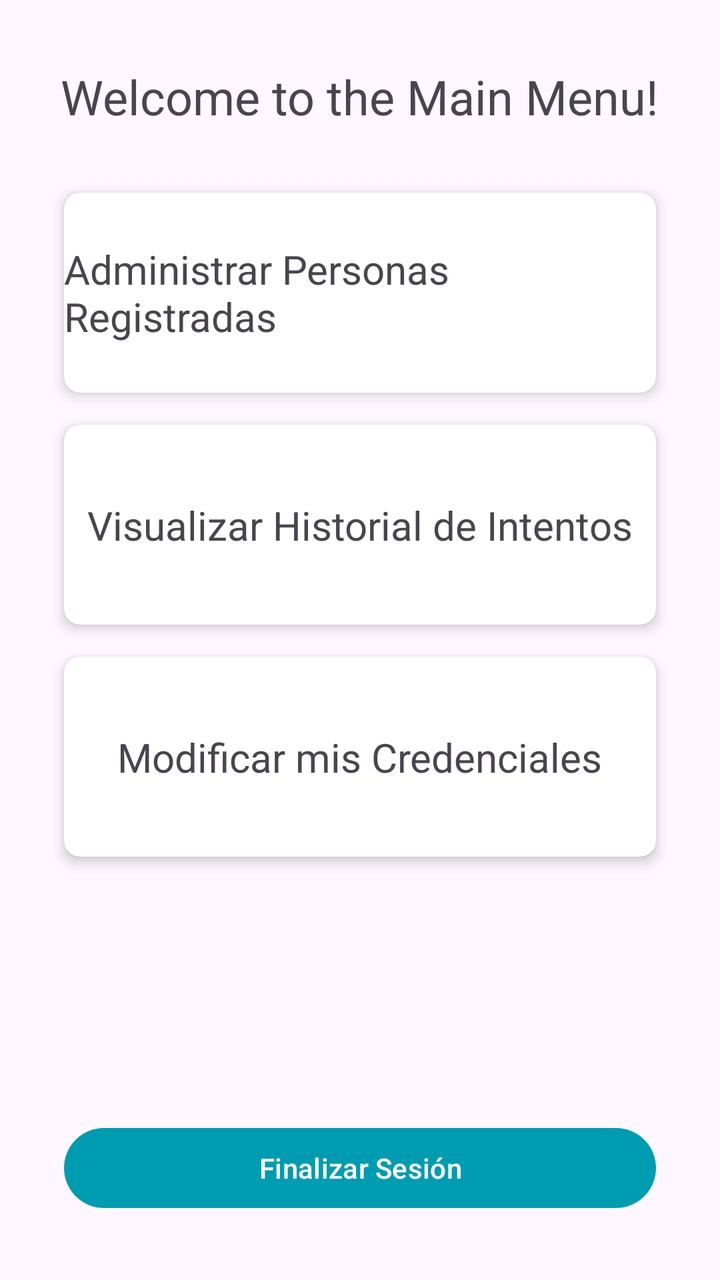
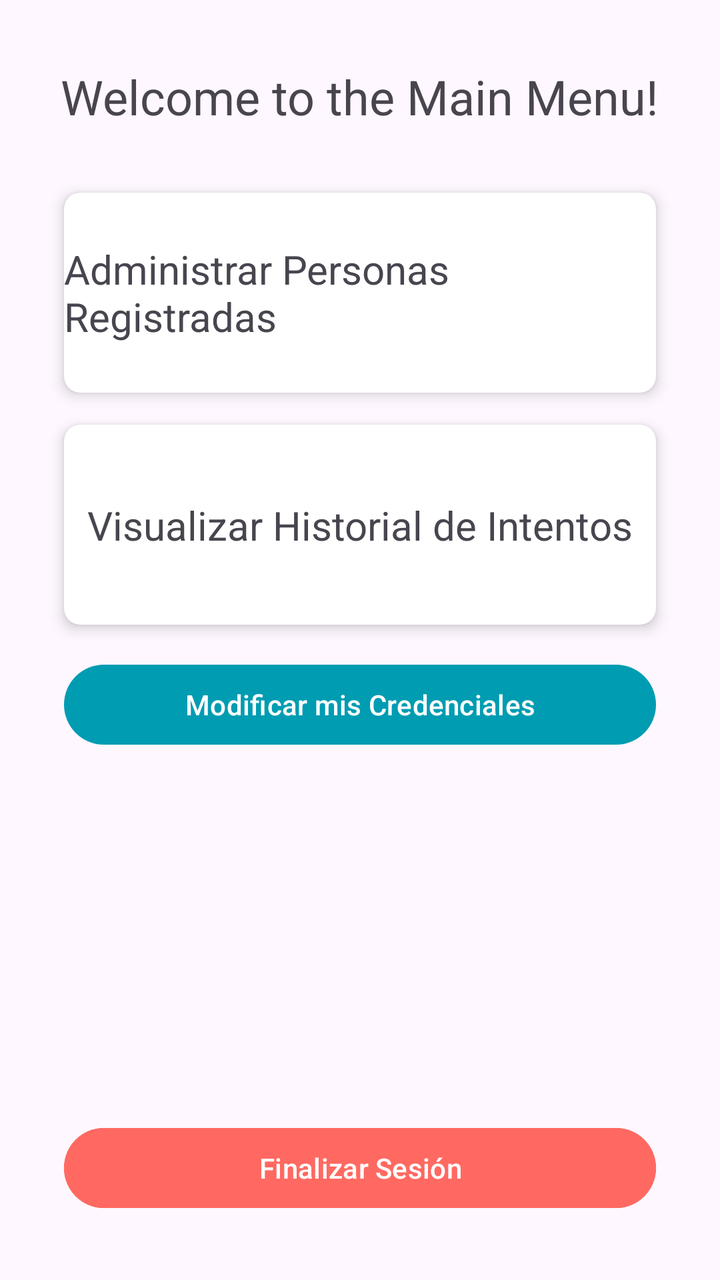

Before-and-after screenshots of an Android layout around one commit, followed by the original layout XML and the change that was made.
<!-- AndroidManifest.xml: application theme Theme.ImagePicker -->
<!-- res/layout/activity_main_menu.xml -->
<?xml version="1.0" encoding="utf-8"?>
<androidx.constraintlayout.widget.ConstraintLayout xmlns:android="http://schemas.android.com/apk/res/android"
    xmlns:app="http://schemas.android.com/apk/res-auto"
    xmlns:tools="http://schemas.android.com/tools"
    android:layout_width="match_parent"
    android:layout_height="match_parent"
    android:fitsSystemWindows="true"
    tools:context=".MainMenuActivity">

    <TextView
        android:id="@+id/welcome_text"
        android:layout_width="wrap_content"
        android:layout_height="wrap_content"
        android:layout_marginTop="32dp"
        android:text="Welcome to the Main Menu!"
        android:textSize="24sp"
        app:layout_constraintEnd_toEndOf="parent"
        app:layout_constraintStart_toStartOf="parent"
        app:layout_constraintTop_toTopOf="parent" />

    <androidx.cardview.widget.CardView
        android:id="@+id/manage_faces_card"
        android:layout_width="0dp"
        android:layout_height="100dp"
        android:layout_marginStart="32dp"
        android:layout_marginTop="32dp"
        android:layout_marginEnd="32dp"
        app:cardCornerRadius="8dp"
        app:cardElevation="4dp"
        app:layout_constraintEnd_toEndOf="parent"
        app:layout_constraintStart_toStartOf="parent"
        app:layout_constraintTop_toBottomOf="@+id/welcome_text">

        <androidx.constraintlayout.widget.ConstraintLayout
            android:layout_width="match_parent"
            android:layout_height="match_parent">

            <TextView
                android:layout_width="wrap_content"
                android:layout_height="wrap_content"
                android:text="Administrar Personas Registradas"
                android:textSize="20sp"
                app:layout_constraintBottom_toBottomOf="parent"
                app:layout_constraintEnd_toEndOf="parent"
                app:layout_constraintStart_toStartOf="parent"
                app:layout_constraintTop_toTopOf="parent" />

        </androidx.constraintlayout.widget.ConstraintLayout>

    </androidx.cardview.widget.CardView>

    <androidx.cardview.widget.CardView
        android:id="@+id/view_attempts_card"
        android:layout_width="0dp"
        android:layout_height="100dp"
        android:layout_marginStart="32dp"
        android:layout_marginTop="16dp"
        android:layout_marginEnd="32dp"
        app:cardCornerRadius="8dp"
        app:cardElevation="4dp"
        app:layout_constraintEnd_toEndOf="parent"
        app:layout_constraintStart_toStartOf="parent"
        app:layout_constraintTop_toBottomOf="@+id/manage_faces_card">

        <androidx.constraintlayout.widget.ConstraintLayout
            android:layout_width="match_parent"
            android:layout_height="match_parent">

            <TextView
                android:layout_width="wrap_content"
                android:layout_height="wrap_content"
                android:text="Visualizar Historial de Intentos"
                android:textSize="20sp"
                app:layout_constraintBottom_toBottomOf="parent"
                app:layout_constraintEnd_toEndOf="parent"
                app:layout_constraintStart_toStartOf="parent"
                app:layout_constraintTop_toTopOf="parent" />

        </androidx.constraintlayout.widget.ConstraintLayout>

    </androidx.cardview.widget.CardView>

    <androidx.cardview.widget.CardView
        android:id="@+id/modify_credentials_card"
        android:layout_width="0dp"
        android:layout_height="100dp"
        android:layout_marginStart="32dp"
        android:layout_marginTop="16dp"
        android:layout_marginEnd="32dp"
        app:cardCornerRadius="8dp"
        app:cardElevation="4dp"
        app:layout_constraintEnd_toEndOf="parent"
        app:layout_constraintStart_toStartOf="parent"
        app:layout_constraintTop_toBottomOf="@+id/view_attempts_card">

        <androidx.constraintlayout.widget.ConstraintLayout
            android:layout_width="match_parent"
            android:layout_height="match_parent">

            <TextView
                android:layout_width="wrap_content"
                android:layout_height="wrap_content"
                android:text="Modificar mis Credenciales"
                android:textSize="20sp"
                app:layout_constraintBottom_toBottomOf="parent"
                app:layout_constraintEnd_toEndOf="parent"
                app:layout_constraintStart_toStartOf="parent"
                app:layout_constraintTop_toTopOf="parent" />

        </androidx.constraintlayout.widget.ConstraintLayout>

    </androidx.cardview.widget.CardView>

    <Button
        android:id="@+id/admin_button"
        android:layout_width="0dp"
        android:layout_height="wrap_content"
        android:layout_marginStart="32dp"
        android:layout_marginTop="16dp"
        android:layout_marginEnd="32dp"
        android:text="Registrar a una Persona"
        android:visibility="gone"
        app:layout_constraintEnd_toEndOf="parent"
        app:layout_constraintStart_toStartOf="parent"
        app:layout_constraintTop_toBottomOf="@+id/modify_credentials_card" />

    <Button
        android:id="@+id/sign_up_button"
        android:layout_width="0dp"
        android:layout_height="wrap_content"
        android:layout_marginStart="32dp"
        android:layout_marginTop="16dp"
        android:layout_marginEnd="32dp"
        android:text="Añadir un Usuario"
        android:visibility="gone"
        app:layout_constraintEnd_toEndOf="parent"
        app:layout_constraintStart_toStartOf="parent"
        app:layout_constraintTop_toBottomOf="@+id/admin_button" />

    <Button
        android:id="@+id/logout_button"
        android:layout_width="0dp"
        android:layout_height="wrap_content"
        android:layout_marginStart="32dp"
        android:layout_marginEnd="32dp"
        android:layout_marginBottom="32dp"
        android:text="Finalizar Sesión"
        app:layout_constraintBottom_toBottomOf="parent"
        app:layout_constraintEnd_toEndOf="parent"
        app:layout_constraintStart_toStartOf="parent" />

</androidx.constraintlayout.widget.ConstraintLayout>
<!-- resources referenced by this layout -->
<resources>
  <style name="Theme.ImagePicker" parent="Base.Theme.ImagePicker" />
  <style name="Base.Theme.ImagePicker" parent="Theme.Material3.DayNight.NoActionBar">
          
          <item name="colorPrimary">@color/purple_500</item>
          <item name="android:windowLightStatusBar" tools:targetApi="M">true</item>
          <item name="android:statusBarColor">@android:color/transparent</item>
          <item name="android:navigationBarColor">@android:color/transparent</item>
      </style>
  <color name="purple_500">#009CB2</color>
</resources>

<!-- the commit's change to res/layout/activity_main_menu.xml (unified diff, before → after) -->
@@ -29,7 +29,7 @@
         app:cardElevation="4dp"
         app:layout_constraintEnd_toEndOf="parent"
         app:layout_constraintStart_toStartOf="parent"
-        app:layout_constraintTop_toBottomOf="@+id/welcome_text">
+        app:layout_constraintTop_toBottomOf="@id/welcome_text">
 
         <androidx.constraintlayout.widget.ConstraintLayout
             android:layout_width="match_parent"
@@ -60,7 +60,7 @@
         app:cardElevation="4dp"
         app:layout_constraintEnd_toEndOf="parent"
         app:layout_constraintStart_toStartOf="parent"
-        app:layout_constraintTop_toBottomOf="@+id/manage_faces_card">
+        app:layout_constraintTop_toBottomOf="@id/manage_faces_card">
 
         <androidx.constraintlayout.widget.ConstraintLayout
             android:layout_width="match_parent"
@@ -70,37 +70,6 @@
                 android:layout_width="wrap_content"
                 android:layout_height="wrap_content"
                 android:text="Visualizar Historial de Intentos"
-                android:textSize="20sp"
-                app:layout_constraintBottom_toBottomOf="parent"
-                app:layout_constraintEnd_toEndOf="parent"
-                app:layout_constraintStart_toStartOf="parent"
-                app:layout_constraintTop_toTopOf="parent" />
-
-        </androidx.constraintlayout.widget.ConstraintLayout>
-
-    </androidx.cardview.widget.CardView>
-
-    <androidx.cardview.widget.CardView
-        android:id="@+id/modify_credentials_card"
-        android:layout_width="0dp"
-        android:layout_height="100dp"
-        android:layout_marginStart="32dp"
-        android:layout_marginTop="16dp"
-        android:layout_marginEnd="32dp"
-        app:cardCornerRadius="8dp"
-        app:cardElevation="4dp"
-        app:layout_constraintEnd_toEndOf="parent"
-        app:layout_constraintStart_toStartOf="parent"
-        app:layout_constraintTop_toBottomOf="@+id/view_attempts_card">
-
-        <androidx.constraintlayout.widget.ConstraintLayout
-            android:layout_width="match_parent"
-            android:layout_height="match_parent">
-
-            <TextView
-                android:layout_width="wrap_content"
-                android:layout_height="wrap_content"
-                android:text="Modificar mis Credenciales"
                 android:textSize="20sp"
                 app:layout_constraintBottom_toBottomOf="parent"
                 app:layout_constraintEnd_toEndOf="parent"
@@ -122,7 +91,7 @@
         android:visibility="gone"
         app:layout_constraintEnd_toEndOf="parent"
         app:layout_constraintStart_toStartOf="parent"
-        app:layout_constraintTop_toBottomOf="@+id/modify_credentials_card" />
+        app:layout_constraintTop_toBottomOf="@id/view_attempts_card" />
 
     <Button
         android:id="@+id/sign_up_button"
@@ -135,7 +104,19 @@
         android:visibility="gone"
         app:layout_constraintEnd_toEndOf="parent"
         app:layout_constraintStart_toStartOf="parent"
-        app:layout_constraintTop_toBottomOf="@+id/admin_button" />
+        app:layout_constraintTop_toBottomOf="@id/admin_button" />
+
+    <Button
+        android:id="@+id/modify_credentials_button"
+        android:layout_width="0dp"
+        android:layout_height="wrap_content"
+        android:layout_marginStart="32dp"
+        android:layout_marginTop="16dp"
+        android:layout_marginEnd="32dp"
+        android:text="Modificar mis Credenciales"
+        app:layout_constraintEnd_toEndOf="parent"
+        app:layout_constraintStart_toStartOf="parent"
+        app:layout_constraintTop_toBottomOf="@id/sign_up_button" />
 
     <Button
         android:id="@+id/logout_button"
@@ -144,6 +125,7 @@
         android:layout_marginStart="32dp"
         android:layout_marginEnd="32dp"
         android:layout_marginBottom="32dp"
+        android:backgroundTint="@color/pastel_red"
         android:text="Finalizar Sesión"
         app:layout_constraintBottom_toBottomOf="parent"
         app:layout_constraintEnd_toEndOf="parent"
<!-- resource entries referenced after the edit -->
@@ -1,5 +1,6 @@
 <!-- resources referenced by this layout -->
 <resources>
+  <color name="pastel_red">#FF6961</color>
   <style name="Theme.ImagePicker" parent="Base.Theme.ImagePicker" />
   <style name="Base.Theme.ImagePicker" parent="Theme.Material3.DayNight.NoActionBar">
           
